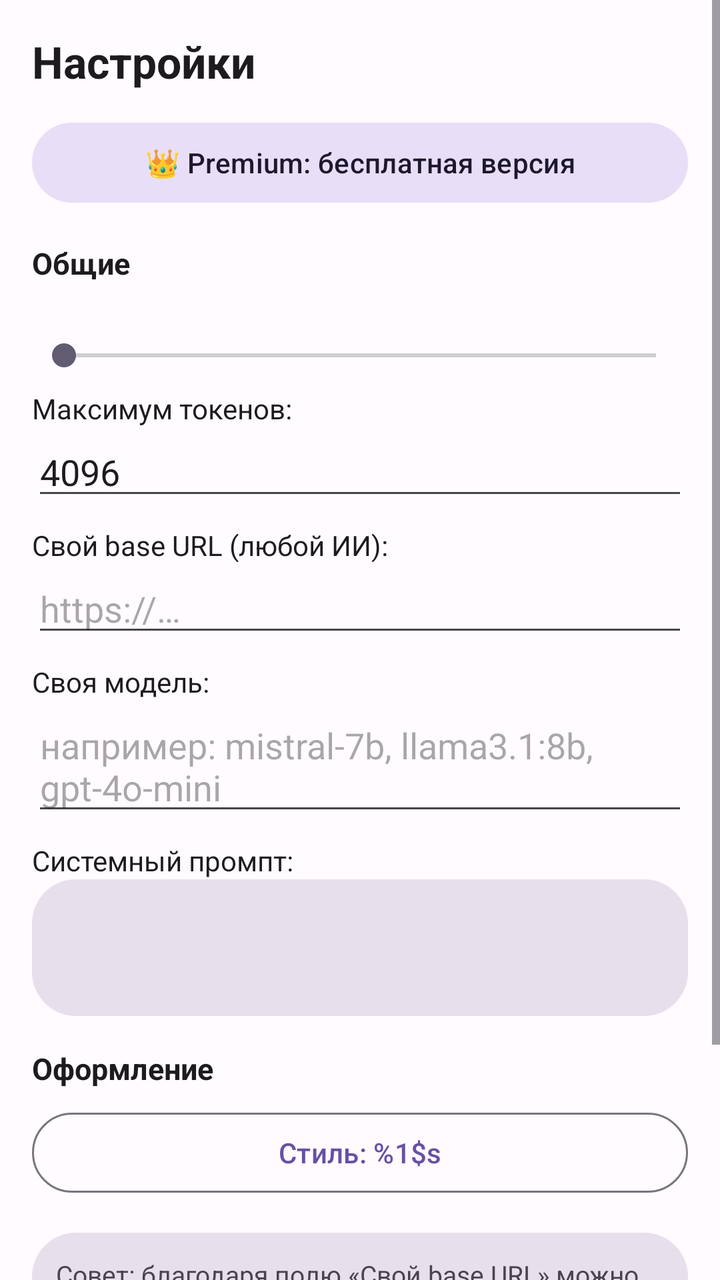
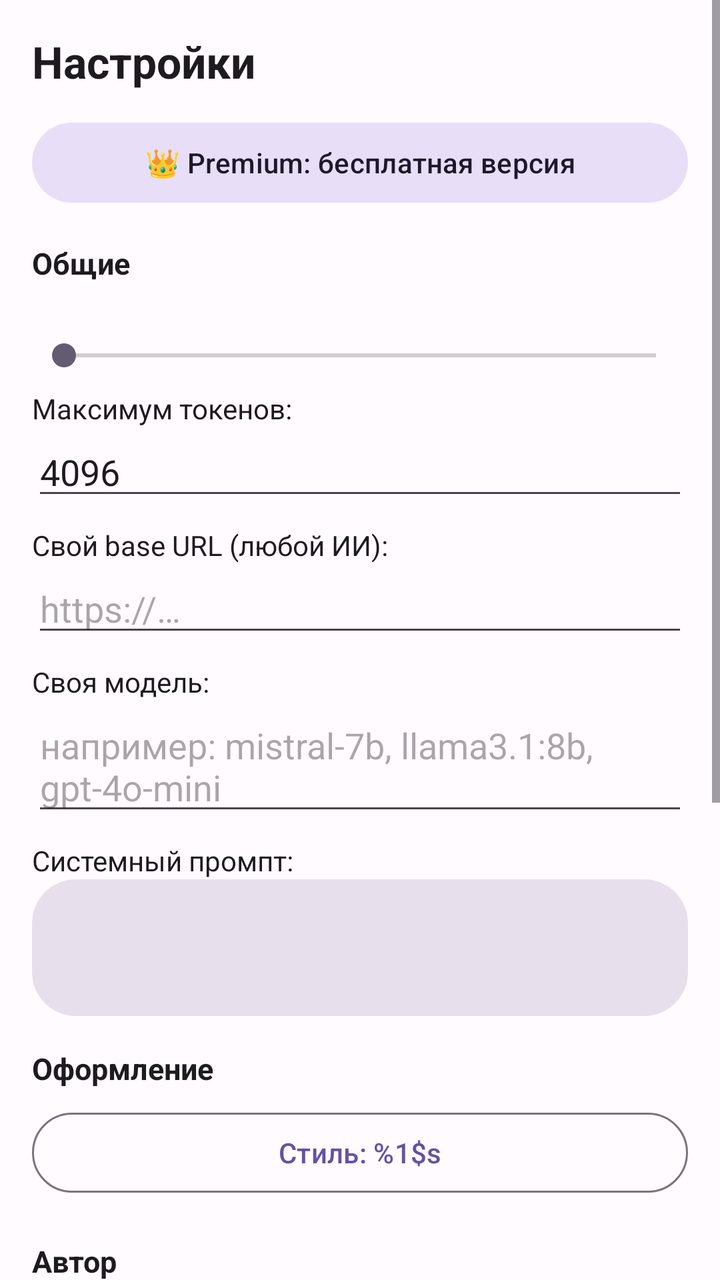

Before-and-after screenshots of an Android layout around one commit, followed by the original layout XML and the change that was made.
<!-- AndroidManifest.xml: application theme Theme.DevAIStudio -->
<!-- res/layout/fragment_settings.xml -->
<?xml version="1.0" encoding="utf-8"?>
<ScrollView xmlns:android="http://schemas.android.com/apk/res/android"
    android:layout_width="match_parent"
    android:layout_height="match_parent"
    android:fillViewport="true">

    <LinearLayout
        android:layout_width="match_parent"
        android:layout_height="wrap_content"
        android:orientation="vertical"
        android:padding="16dp">

        <TextView
            android:layout_width="match_parent"
            android:layout_height="wrap_content"
            android:text="@string/settings_title"
            android:textColor="?attr/colorOnSurface"
            android:textSize="22sp"
            android:textStyle="bold" />

        <com.google.android.material.button.MaterialButton
            android:id="@+id/btn_premium"
            style="@style/Widget.Material3.Button.TonalButton"
            android:layout_width="match_parent"
            android:layout_height="wrap_content"
            android:layout_marginTop="12dp"
            android:text="@string/premium_status_button_free" />

        <TextView
            android:layout_width="match_parent"
            android:layout_height="wrap_content"
            android:layout_marginTop="16dp"
            android:text="@string/settings_general"
            android:textColor="?attr/colorOnSurface"
            android:textSize="15sp"
            android:textStyle="bold" />

        <TextView
            android:id="@+id/temperature_label"
            android:layout_width="match_parent"
            android:layout_height="wrap_content"
            android:layout_marginTop="8dp"
            android:textColor="?attr/colorOnSurfaceVariant"
            android:textSize="14sp" />

        <SeekBar
            android:id="@+id/temperature_bar"
            android:layout_width="match_parent"
            android:layout_height="wrap_content"
            android:max="20" />

        <TextView
            android:layout_width="match_parent"
            android:layout_height="wrap_content"
            android:layout_marginTop="8dp"
            android:text="@string/settings_max_tokens"
            android:textColor="?attr/colorOnSurface"
            android:textSize="14sp" />

        <EditText
            android:id="@+id/max_tokens_input"
            android:layout_width="match_parent"
            android:layout_height="wrap_content"
            android:inputType="number"
            android:text="4096"
            android:textColor="?attr/colorOnSurface" />

        <TextView
            android:layout_width="match_parent"
            android:layout_height="wrap_content"
            android:layout_marginTop="8dp"
            android:text="@string/settings_custom_base"
            android:textColor="?attr/colorOnSurface"
            android:textSize="14sp" />

        <EditText
            android:id="@+id/custom_base_input"
            android:layout_width="match_parent"
            android:layout_height="wrap_content"
            android:hint="https://…"
            android:inputType="textUri"
            android:textColor="?attr/colorOnSurface" />

        <TextView
            android:layout_width="match_parent"
            android:layout_height="wrap_content"
            android:layout_marginTop="8dp"
            android:text="@string/settings_custom_model"
            android:textColor="?attr/colorOnSurface"
            android:textSize="14sp" />

        <EditText
            android:id="@+id/custom_model_input"
            android:layout_width="match_parent"
            android:layout_height="wrap_content"
            android:hint="например: mistral-7b, llama3.1:8b, gpt-4o-mini"
            android:textColor="?attr/colorOnSurface" />

        <TextView
            android:layout_width="match_parent"
            android:layout_height="wrap_content"
            android:layout_marginTop="8dp"
            android:text="@string/settings_system_prompt"
            android:textColor="?attr/colorOnSurface"
            android:textSize="14sp" />

        <EditText
            android:id="@+id/system_prompt_input"
            android:layout_width="match_parent"
            android:layout_height="wrap_content"
            android:background="@drawable/bg_input"
            android:gravity="top|start"
            android:inputType="textMultiLine"
            android:minLines="3"
            android:padding="10dp"
            android:textColor="?attr/colorOnSurface"
            android:textSize="13sp" />

        <TextView
            android:layout_width="match_parent"
            android:layout_height="wrap_content"
            android:layout_marginTop="16dp"
            android:text="@string/settings_appearance"
            android:textColor="?attr/colorOnSurface"
            android:textSize="15sp"
            android:textStyle="bold" />

        <com.google.android.material.button.MaterialButton
            android:id="@+id/btn_theme"
            style="@style/Widget.Material3.Button.OutlinedButton"
            android:layout_width="match_parent"
            android:layout_height="wrap_content"
            android:layout_marginTop="8dp"
            android:text="@string/settings_theme_current" />

        <TextView
            android:layout_width="match_parent"
            android:layout_height="wrap_content"
            android:layout_marginTop="16dp"
            android:padding="12dp"
            android:background="@drawable/bg_input"
            android:text="@string/settings_about"
            android:textColor="?attr/colorOnSurfaceVariant"
            android:textSize="13sp" />

        <com.google.android.material.button.MaterialButton
            android:id="@+id/btn_clear_keys"
            style="@style/Widget.Material3.Button.OutlinedButton"
            android:layout_width="match_parent"
            android:layout_height="wrap_content"
            android:layout_marginTop="16dp"
            android:text="@string/settings_clear_all"
            android:textColor="@color/badge_paid" />

    </LinearLayout>

</ScrollView>
<!-- resources referenced by this layout -->
<resources>
  <color name="badge_paid">#F9A825</color>
  <!-- drawable bg_input (drawable) -->
  <?xml version="1.0" encoding="utf-8"?>
  <shape xmlns:android="http://schemas.android.com/apk/res/android" android:shape="rectangle">
      <solid android:color="?attr/colorSurfaceVariant" />
      <corners android:radius="22dp" />
  </shape>
  <string name="premium_status_button_free">👑 Premium: бесплатная версия</string>
  <string name="settings_about">Совет: благодаря полю «Свой base URL» можно подключить ЛЮБОЙ OpenAI-совместимый сервер: локальные Ollama / LM Studio / llama.cpp, корпоративные шлюзы, Azure OpenAI и т.д.</string>
  <string name="settings_appearance">Оформление</string>
  <string name="settings_clear_all">Сбросить все ключи</string>
  <string name="settings_custom_base">Свой base URL (любой ИИ):</string>
  <string name="settings_custom_model">Своя модель:</string>
  <string name="settings_general">Общие</string>
  <string name="settings_max_tokens">Максимум токенов:</string>
  <string name="settings_system_prompt">Системный промпт:</string>
  <string name="settings_theme_current">Стиль: %1$s</string>
  <string name="settings_title">Настройки</string>
  <style name="Theme.DevAIStudio" parent="Theme.Material3.DayNight.NoActionBar">
          <item name="colorPrimary">@color/primary</item>
          <item name="colorOnPrimary">@color/white</item>
          <item name="colorPrimaryContainer">@color/primary_light</item>
          <item name="colorSecondary">@color/secondary</item>
          <item name="colorSurface">@color/surface</item>
          <item name="android:colorBackground">@color/background</item>
          <item name="android:statusBarColor">@color/primary_dark</item>
          <item name="android:windowLightStatusBar">false</item>
      </style>
  <color name="primary">#6750A4</color>
  <color name="white">#FFFFFF</color>
  <color name="primary_light">#EADDFF</color>
  <color name="secondary">#625B71</color>
  <color name="surface">#FDF8FF</color>
  <color name="background">#FFFBFE</color>
  <color name="primary_dark">#4F378B</color>
</resources>

<!-- the commit's change to res/layout/fragment_settings.xml (unified diff, before → after) -->
@@ -1,5 +1,6 @@
 <?xml version="1.0" encoding="utf-8"?>
 <ScrollView xmlns:android="http://schemas.android.com/apk/res/android"
+    xmlns:app="http://schemas.android.com/apk/res-auto"
     android:layout_width="match_parent"
     android:layout_height="match_parent"
     android:fillViewport="true">
@@ -136,6 +137,81 @@
         <TextView
             android:layout_width="match_parent"
             android:layout_height="wrap_content"
+            android:layout_marginTop="20dp"
+            android:text="@string/settings_author"
+            android:textColor="?attr/colorOnSurface"
+            android:textSize="15sp"
+            android:textStyle="bold" />
+
+        <com.google.android.material.card.MaterialCardView
+            android:layout_width="match_parent"
+            android:layout_height="wrap_content"
+            android:layout_marginTop="8dp"
+            app:cardCornerRadius="16dp">
+
+            <LinearLayout
+                android:layout_width="match_parent"
+                android:layout_height="wrap_content"
+                android:orientation="vertical"
+                android:padding="16dp">
+
+                <LinearLayout
+                    android:layout_width="match_parent"
+                    android:layout_height="wrap_content"
+                    android:gravity="center_vertical"
+                    android:orientation="horizontal">
+
+                    <TextView
+                        android:layout_width="wrap_content"
+                        android:layout_height="wrap_content"
+                        android:text="👤"
+                        android:textSize="30sp" />
+
+                    <LinearLayout
+                        android:layout_width="0dp"
+                        android:layout_height="wrap_content"
+                        android:layout_marginStart="12dp"
+                        android:layout_weight="1"
+                        android:orientation="vertical">
+
+                        <TextView
+                            android:layout_width="match_parent"
+                            android:layout_height="wrap_content"
+                            android:text="@string/settings_author_name"
+                            android:textColor="?attr/colorOnSurface"
+                            android:textSize="16sp"
+                            android:textStyle="bold" />
+
+                        <TextView
+                            android:layout_width="match_parent"
+                            android:layout_height="wrap_content"
+                            android:text="@string/settings_author_role"
+                            android:textColor="?attr/colorOnSurfaceVariant"
+                            android:textSize="12sp" />
+                    </LinearLayout>
+                </LinearLayout>
+
+                <com.google.android.material.button.MaterialButton
+                    android:id="@+id/btn_author_telegram"
+                    style="@style/Widget.Material3.Button.TonalButton"
+                    android:layout_width="match_parent"
+                    android:layout_height="wrap_content"
+                    android:layout_marginTop="12dp"
+                    android:text="@string/settings_author_telegram" />
+
+                <com.google.android.material.button.MaterialButton
+                    android:id="@+id/btn_author_site"
+                    style="@style/Widget.Material3.Button.OutlinedButton"
+                    android:layout_width="match_parent"
+                    android:layout_height="wrap_content"
+                    android:layout_marginTop="8dp"
+                    android:text="@string/settings_author_site" />
+            </LinearLayout>
+        </com.google.android.material.card.MaterialCardView>
+
+        <TextView
+            android:layout_width="match_parent"
+            android:layout_height="wrap_content"
             android:layout_marginTop="16dp"
             android:padding="12dp"
             android:background="@drawable/bg_input"
<!-- resource entries referenced after the edit -->
@@ -10,6 +10,11 @@
   <string name="premium_status_button_free">👑 Premium: бесплатная версия</string>
   <string name="settings_about">Совет: благодаря полю «Свой base URL» можно подключить ЛЮБОЙ OpenAI-совместимый сервер: локальные Ollama / LM Studio / llama.cpp, корпоративные шлюзы, Azure OpenAI и т.д.</string>
   <string name="settings_appearance">Оформление</string>
+  <string name="settings_author">Автор</string>
+  <string name="settings_author_name">NeonBeatt</string>
+  <string name="settings_author_role">Разработчик DevAI Studio</string>
+  <string name="settings_author_site">Сайт</string>
+  <string name="settings_author_telegram">Telegram</string>
   <string name="settings_clear_all">Сбросить все ключи</string>
   <string name="settings_custom_base">Свой base URL (любой ИИ):</string>
   <string name="settings_custom_model">Своя модель:</string>
